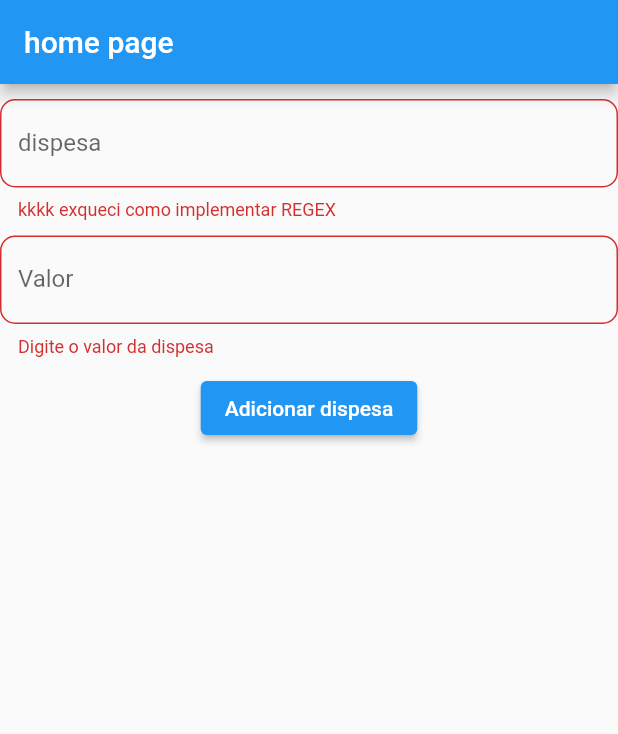
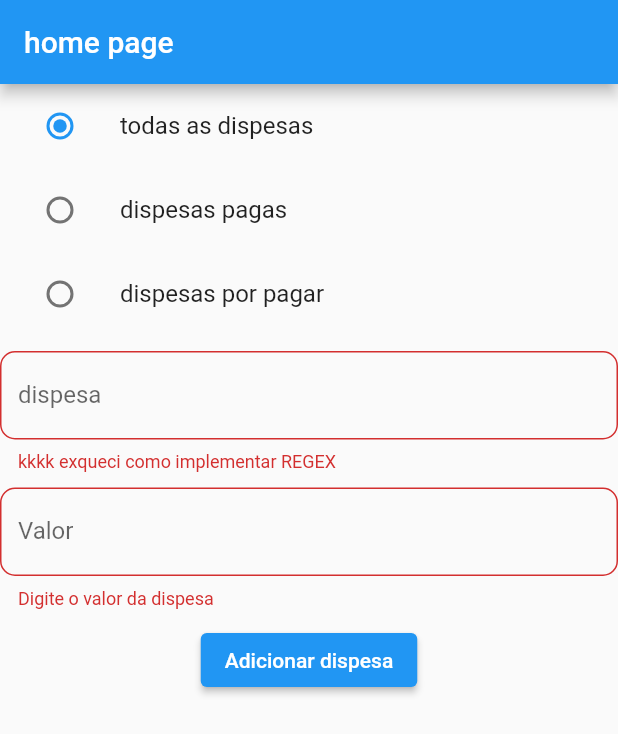
Before and after one commit to soumauro/firebase-flutter-getx-crud, a Flutter app: the screen it shows after launch, after a tap on "Adicionar dispesa", on a phone screen of 412 x 824 dp. Shown: the top 734 px of the screen. Run offline on Flutter 3.47's test engine with Material 2 defaults, Android fonts, the phone set to English and light mode, and no system bars; our stand-ins replace cloud_firestore, firebase_core, get; accounts and stored records are empty.

```diff
--- a/lib/presenter/home/home_controler.dart
+++ b/lib/presenter/home/home_controler.dart
@@ -1,19 +1,36 @@
+//import 'dart:ffi';
+
 import 'package:get/get.dart';
 import 'package:cloud_firestore/cloud_firestore.dart';
 import 'package:taskes/infra/models/tasks_model.dart';
 class HomeControler extends GetxController {
+   String quirytype = "realizadas";
+   double total = 0;
+   upquery (String valor){
+    quirytype =  valor;
+    update();
+    }
+
   final CollectionReference _collectionReference = FirebaseFirestore.instance.collection('taskes');
   List tasks = [];
   @override
   void onReady() {
-    // TODO: implement onReady
+    // TODO: implement
     super.onReady();
     readTasks();
   }
+Future pagas (bool pagos) async {
+  total = 0;
+  var result = await _collectionReference.where('status', isEqualTo: pagos ).get().then((value) => value.docs);
+  tasks = result.map((e) => {'id': e.id, 'data': e.data()} ).toList();
+  result.forEach((element) {total += element.get('valor'); update();});
+  update();
+ }
 
 
 Future readTasks ()async{
   var result =await _collectionReference.get().then((val) => val.docs);
+  result.forEach((element) {total += element.get('valor'); update();});
   tasks = result.map((e) => {'id': e.id, 'data': e.data()} ).toList();
   update();
 
@@ -24,13 +41,12 @@ Future addTask (TaskModel data)async{
 }
 
 Future updatetask (String id)async{
-
- await _collectionReference.doc(id).update({'status':false});
+  var data = {'status': false};
+  _collectionReference.doc(id).update({'status': true});
  readTasks();
 }
 Future delettetask (String id)async{
 
- // _collectionReference.doc("GqTtULzGa0oa8muMz3xl").update({'status':false});
   _collectionReference.doc(id).delete();
   readTasks();
 }
--- a/lib/presenter/home/home_page.dart
+++ b/lib/presenter/home/home_page.dart
@@ -19,8 +19,26 @@ class HomePage extends StatelessWidget {
     body: GetBuilder<HomeControler>(
       builder: (controler) {
         return ListView(children: [
+          Wrap(children: [
+          ListTile(title: const Text('todas as dispesas'), leading: Radio(value: "realizadas",
+           groupValue: controler.quirytype, onChanged: (val){controler.upquery(val!);
+           controler.readTasks();
+           }),),
+          ListTile(title: const Text('dispesas pagas'), leading: Radio(value: "pogas",
+           groupValue: controler.quirytype, onChanged: (val){controler.upquery(val!);
+           controler.pagas(true);}),),
+          ListTile(title: const Text('dispesas por pagar '), leading: Radio(value: "por pagar",
+           groupValue: controler.quirytype, onChanged: (val){controler.upquery(val!);
+           controler.pagas(false);}),),
+          ],),
            Visibility(visible: controler.tasks.isNotEmpty,
-            child: TaskList(tasks: controler.tasks, updatetask: (String id) => controler.updatetask(id),deletetask:  (String id) => controler.delettetask(id),)),
+            child:
+            Column(
+              children: [
+                TaskList(tasks: controler.tasks, updatetask: (String id) => controler.updatetask(id),deletetask:  (String id) => controler.delettetask(id),),
+               Card(color: Colors.greenAccent, child: ListTile( leading: const Text("Total"), trailing: Text("${controler.total} Mtn"),))
+              ],
+            )),
 
 
           const SizedBox(height: 10,),
@@ -32,7 +50,6 @@ class HomePage extends StatelessWidget {
             ),
           const SizedBox(height: 10,),
             TextFormField(controller: _valor,
-
             keyboardType: TextInputType.number,
             validator: (value) => value!.isEmpty ? "Digite o valor da dispesa" : null,
             decoration: textDecoretion.copyWith(labelText: "Valor", hintText: "digite o valor da dispesa"),
```
Also changed, not shown: lib/presenter/home/list_of_tasks.dart (+4 -3 lines), pubspec.yaml (+3 -4 lines), pubspec.lock, 1 other file.
